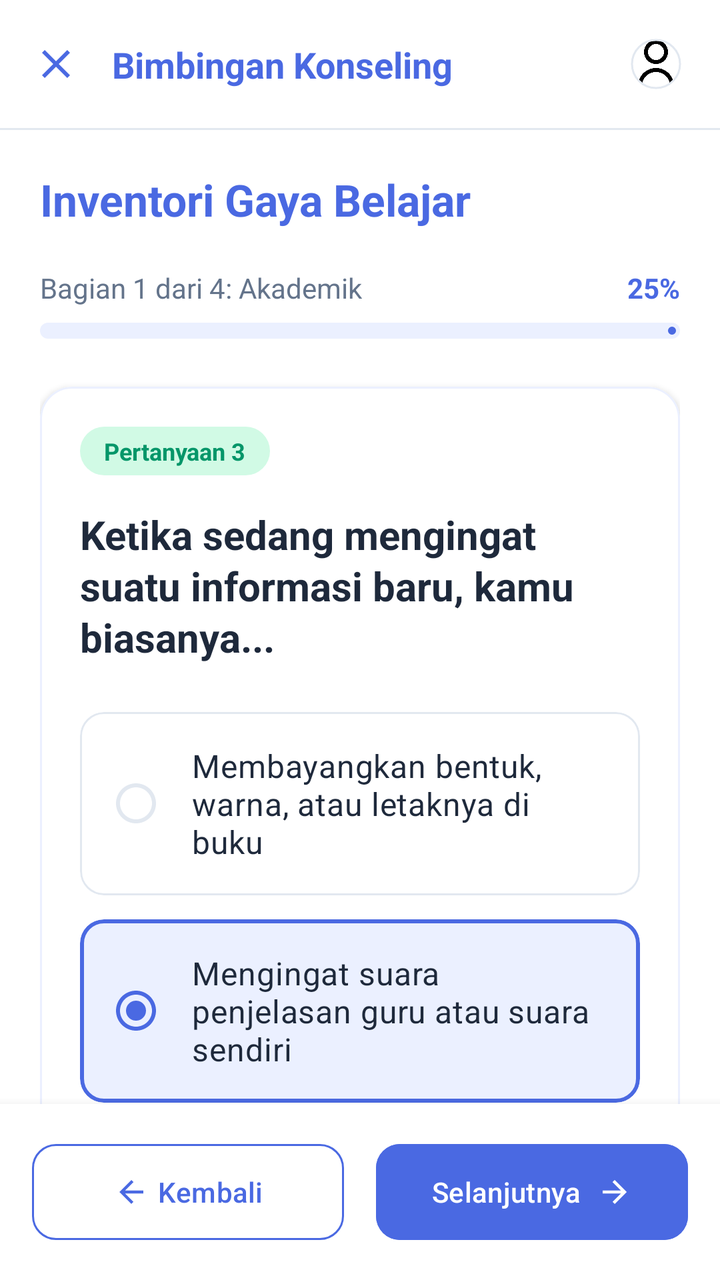
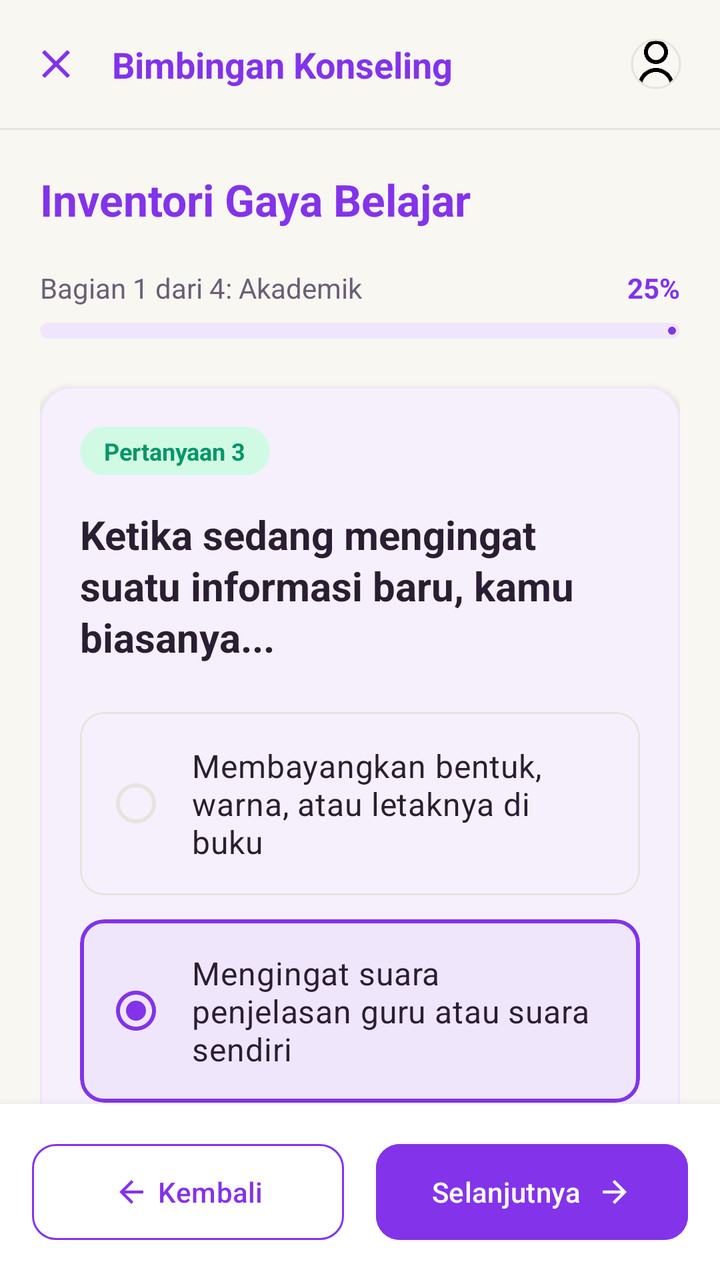

The first picture is an Android layout as it rendered before a commit; the second is the same layout after the commit. The layout source and the unified diff follow.
<!-- AndroidManifest.xml: application theme Theme.BkNova -->
<!-- res/layout/fragment_gaya_belajar_siswa.xml -->
<?xml version="1.0" encoding="utf-8"?>
<androidx.constraintlayout.widget.ConstraintLayout xmlns:android="http://schemas.android.com/apk/res/android"
    xmlns:app="http://schemas.android.com/apk/res-auto"
    xmlns:tools="http://schemas.android.com/tools"
    android:layout_width="match_parent"
    android:layout_height="match_parent"
    tools:context=".fragment.GayaBelajarFragment">

    
    <androidx.constraintlayout.widget.ConstraintLayout
        android:id="@+id/header"
        android:layout_width="match_parent"
        android:layout_height="?attr/actionBarSize"
        android:paddingHorizontal="16dp"
        app:layout_constraintTop_toTopOf="parent">

        <ImageView
            android:id="@+id/btn_close"
            android:layout_width="24dp"
            android:layout_height="24dp"
            android:contentDescription="@string/cd_tutup"
            android:src="@drawable/ic_close"
            app:layout_constraintBottom_toBottomOf="parent"
            app:layout_constraintStart_toStartOf="parent"
            app:layout_constraintTop_toTopOf="parent"
            app:tint="@color/blue_primary" />

        <TextView
            android:layout_width="wrap_content"
            android:layout_height="wrap_content"
            android:layout_marginStart="16dp"
            android:text="@string/bk"
            android:textColor="@color/blue_primary"
            android:textSize="18sp"
            android:textStyle="bold"
            app:layout_constraintBottom_toBottomOf="parent"
            app:layout_constraintStart_toEndOf="@id/btn_close"
            app:layout_constraintTop_toTopOf="parent" />

        <com.google.android.material.imageview.ShapeableImageView
            android:layout_width="32dp"
            android:layout_height="32dp"
            android:padding="4dp"
            android:src="@drawable/person_icon"
            app:layout_constraintBottom_toBottomOf="parent"
            app:layout_constraintEnd_toEndOf="parent"
            app:layout_constraintTop_toTopOf="parent"
            app:shapeAppearanceOverlay="@style/ShapeAppearance.Circle"
            app:strokeColor="@color/divider_color"
            app:strokeWidth="1dp" />

    </androidx.constraintlayout.widget.ConstraintLayout>

    <View
        android:id="@+id/divider_header"
        android:layout_width="match_parent"
        android:layout_height="1dp"
        android:background="@color/divider_color"
        app:layout_constraintTop_toBottomOf="@id/header" />

    
    <androidx.core.widget.NestedScrollView
        android:layout_width="match_parent"
        android:layout_height="0dp"
        android:fillViewport="true"
        app:layout_constraintBottom_toTopOf="@id/bottom_nav"
        app:layout_constraintTop_toBottomOf="@id/divider_header">

        <LinearLayout
            android:layout_width="match_parent"
            android:layout_height="wrap_content"
            android:orientation="vertical"
            android:padding="20dp">

            
            <TextView
                android:layout_width="match_parent"
                android:layout_height="wrap_content"
                android:text="@string/gaya_belajar_title"
                android:textColor="@color/blue_primary"
                android:textSize="22sp"
                android:textStyle="bold" />



            
            <LinearLayout
                android:id="@+id/progress_section"
                android:layout_width="match_parent"
                android:layout_height="wrap_content"
                android:orientation="vertical"
                android:layout_marginTop="20dp"
                android:layout_marginBottom="24dp">

                <RelativeLayout
                    android:layout_width="match_parent"
                    android:layout_height="wrap_content"
                    android:layout_marginBottom="8dp">

                    <TextView
                        android:layout_width="wrap_content"
                        android:layout_height="wrap_content"
                        android:text="@string/gaya_belajar_bagian_1"
                        android:textColor="@color/text_color_secondary"
                        android:textSize="14sp" />

                    <TextView
                        android:layout_width="wrap_content"
                        android:layout_height="wrap_content"
                        android:layout_alignParentEnd="true"
                        android:text="@string/progress_percent_25"
                        android:textColor="@color/blue_primary"
                        android:textSize="14sp"
                        android:textStyle="bold" />
                </RelativeLayout>

                <com.google.android.material.progressindicator.LinearProgressIndicator
                    android:layout_width="match_parent"
                    android:layout_height="wrap_content"
                    android:progress="25"
                    app:indicatorColor="@color/blue_primary"
                    app:trackColor="@color/blue_light"
                    app:trackCornerRadius="4dp"
                    app:trackThickness="8dp" />
            </LinearLayout>

            
            <com.google.android.material.card.MaterialCardView
                android:layout_width="match_parent"
                android:layout_height="wrap_content"
                app:cardBackgroundColor="@color/white"
                app:cardCornerRadius="16dp"
                app:cardElevation="2dp"
                app:strokeColor="@color/blue_light"
                app:strokeWidth="1dp">

                <LinearLayout
                    android:layout_width="match_parent"
                    android:layout_height="wrap_content"
                    android:orientation="vertical"
                    android:padding="20dp">

                    <TextView
                        android:layout_width="wrap_content"
                        android:layout_height="wrap_content"
                        android:background="@drawable/bg_badge_green"
                        android:paddingHorizontal="12dp"
                        android:paddingVertical="4dp"
                        android:text="@string/gaya_belajar_q3_label"
                        android:textColor="@color/green_text"
                        android:textSize="12sp"
                        android:textStyle="bold" />

                    <TextView
                        android:layout_width="match_parent"
                        android:layout_height="wrap_content"
                        android:layout_marginTop="16dp"
                        android:text="@string/gaya_belajar_q3_text"
                        android:textColor="@color/text_color_primary"
                        android:textSize="20sp"
                        android:textStyle="bold"
                        android:lineSpacingExtra="2dp"/>

                    <RadioGroup
                        android:id="@+id/rg_options"
                        android:layout_width="match_parent"
                        android:layout_height="wrap_content"
                        android:layout_marginTop="24dp">

                        
                        <com.google.android.material.card.MaterialCardView
                            android:layout_width="match_parent"
                            android:layout_height="wrap_content"
                            android:layout_marginBottom="12dp"
                            app:cardBackgroundColor="@color/white"
                            app:cardCornerRadius="12dp"
                            app:cardElevation="0dp"
                            app:strokeColor="@color/divider_color"
                            app:strokeWidth="1dp">

                            <RadioButton
                                android:layout_width="match_parent"
                                android:layout_height="wrap_content"
                                android:button="@null"
                                android:drawableStart="@drawable/ic_radio_selector"
                                android:drawablePadding="16dp"
                                android:padding="16dp"
                                android:text="@string/gaya_belajar_q3_opt1"
                                android:textColor="@color/text_color_primary"
                                android:textSize="16sp" />
                        </com.google.android.material.card.MaterialCardView>

                        
                        <com.google.android.material.card.MaterialCardView
                            android:layout_width="match_parent"
                            android:layout_height="wrap_content"
                            android:layout_marginBottom="12dp"
                            app:cardBackgroundColor="@color/blue_light"
                            app:cardCornerRadius="12dp"
                            app:cardElevation="0dp"
                            app:strokeColor="@color/blue_primary"
                            app:strokeWidth="2dp">

                            <RadioButton
                                android:layout_width="match_parent"
                                android:layout_height="wrap_content"
                                android:button="@null"
                                android:checked="true"
                                android:drawableStart="@drawable/ic_radio_selector"
                                android:drawablePadding="16dp"
                                android:padding="16dp"
                                android:text="@string/gaya_belajar_q3_opt2"
                                android:textColor="@color/text_color_primary"
                                android:textSize="16sp" />
                        </com.google.android.material.card.MaterialCardView>

                        
                        <com.google.android.material.card.MaterialCardView
                            android:layout_width="match_parent"
                            android:layout_height="wrap_content"
                            android:layout_marginBottom="12dp"
                            app:cardBackgroundColor="@color/white"
                            app:cardCornerRadius="12dp"
                            app:cardElevation="0dp"
                            app:strokeColor="@color/divider_color"
                            app:strokeWidth="1dp">

                            <RadioButton
                                android:layout_width="match_parent"
                                android:layout_height="wrap_content"
                                android:button="@null"
                                android:drawableStart="@drawable/ic_radio_selector"
                                android:drawablePadding="16dp"
                                android:padding="16dp"
                                android:text="@string/gaya_belajar_q3_opt3"
                                android:textColor="@color/text_color_primary"
                                android:textSize="16sp" />
                        </com.google.android.material.card.MaterialCardView>

                    </RadioGroup>
                </LinearLayout>
            </com.google.android.material.card.MaterialCardView>

        </LinearLayout>
    </androidx.core.widget.NestedScrollView>

    
    <LinearLayout
        android:id="@+id/bottom_nav"
        android:layout_width="match_parent"
        android:layout_height="wrap_content"
        android:background="@color/white"
        android:elevation="8dp"
        android:orientation="horizontal"
        android:padding="16dp"
        app:layout_constraintBottom_toBottomOf="parent">

        <com.google.android.material.button.MaterialButton
            android:id="@+id/btn_back"
            style="@style/Widget.Material3.Button.OutlinedButton"
            android:layout_width="0dp"
            android:layout_height="56dp"
            android:layout_marginEnd="8dp"
            android:layout_weight="1"
            android:text="@string/btn_kembali"
            android:textAllCaps="false"
            android:textColor="@color/blue_primary"
            app:cornerRadius="12dp"
            app:icon="@drawable/ic_arrow_back"
            app:iconGravity="textStart"
            app:iconTint="@color/blue_primary"
            app:strokeColor="@color/blue_primary" />

        <com.google.android.material.button.MaterialButton
            android:id="@+id/btn_next"
            android:layout_width="0dp"
            android:layout_height="56dp"
            android:layout_marginStart="8dp"
            android:layout_weight="1"
            android:backgroundTint="@color/blue_primary"
            android:text="@string/btn_selanjutnya"
            android:textAllCaps="false"
            android:textColor="@color/white"
            app:cornerRadius="12dp"
            app:icon="@drawable/ic_arrow_forward"
            app:iconGravity="textEnd"
            app:iconTint="@color/white" />

    </LinearLayout>

</androidx.constraintlayout.widget.ConstraintLayout>
<!-- resources referenced by this layout -->
<resources>
  <color name="blue_light">#EBF0FF</color>
  <color name="blue_primary">#4A69E2</color>
  <color name="divider_color">#E2E8F0</color>
  <color name="green_text">#059669</color>
  <color name="text_color_primary">#1E293B</color>
  <color name="text_color_secondary">#64748B</color>
  <color name="white">#FFFFFFFF</color>
  <!-- drawable bg_badge_green (drawable) -->
  <?xml version="1.0" encoding="utf-8"?>
  <shape xmlns:android="http://schemas.android.com/apk/res/android">
      <solid android:color="#D1FAE5" />
      <corners android:radius="16dp" />
  </shape>
  <string name="bk">Bimbingan Konseling</string>
  <string name="btn_kembali">Kembali</string>
  <string name="btn_selanjutnya">Selanjutnya</string>
  <string name="cd_tutup">Tutup</string>
  <string name="gaya_belajar_q3_label">Pertanyaan 3</string>
  <string name="progress_percent_25">25%</string>
  <!-- drawable ic_radio_checked (drawable) -->
  <vector xmlns:android="http://schemas.android.com/apk/res/android"
      android:width="24dp"
      android:height="24dp"
      android:viewportWidth="24"
      android:viewportHeight="24">
      <path
          android:fillColor="@color/blue_primary"
          android:pathData="M12,2C6.48,2 2,6.48 2,12s4.48,10 10,10 10,-4.48 10,-10S17.52,2 12,2zM12,20c-4.42,0 -8,-3.58 -8,-8s3.58,-8 8,-8 8,3.58 8,8 -3.58,8 -8,8z" />
      <path
          android:fillColor="@color/blue_primary"
          android:pathData="M12,12m-5,0a5,5 0,1 1,10 0a5,5 0,1 1,-10 0" />
  </vector>
  <style name="Base.Theme.BkNova" parent="Theme.Material3.Light.NoActionBar">
          
          
          <item name="android:windowBackground">@color/white</item>
      </style>
  <!-- unchanged entries left out for length: 14 -->
</resources>

<!-- the commit's change to res/layout/fragment_gaya_belajar_siswa.xml (unified diff, before → after) -->
@@ -23,14 +23,14 @@
             app:layout_constraintBottom_toBottomOf="parent"
             app:layout_constraintStart_toStartOf="parent"
             app:layout_constraintTop_toTopOf="parent"
-            app:tint="@color/blue_primary" />
+            app:tint="@color/brand_primary" />
 
         <TextView
             android:layout_width="wrap_content"
             android:layout_height="wrap_content"
             android:layout_marginStart="16dp"
             android:text="@string/bk"
-            android:textColor="@color/blue_primary"
+            android:textColor="@color/brand_primary"
             android:textSize="18sp"
             android:textStyle="bold"
             app:layout_constraintBottom_toBottomOf="parent"
@@ -77,7 +77,7 @@
                 android:layout_width="match_parent"
                 android:layout_height="wrap_content"
                 android:text="@string/gaya_belajar_title"
-                android:textColor="@color/blue_primary"
+                android:textColor="@color/brand_primary"
                 android:textSize="22sp"
                 android:textStyle="bold" />
 
@@ -109,7 +109,7 @@
                         android:layout_height="wrap_content"
                         android:layout_alignParentEnd="true"
                         android:text="@string/progress_percent_25"
-                        android:textColor="@color/blue_primary"
+                        android:textColor="@color/brand_primary"
                         android:textSize="14sp"
                         android:textStyle="bold" />
                 </RelativeLayout>
@@ -118,8 +118,8 @@
                     android:layout_width="match_parent"
                     android:layout_height="wrap_content"
                     android:progress="25"
-                    app:indicatorColor="@color/blue_primary"
-                    app:trackColor="@color/blue_light"
+                    app:indicatorColor="@color/brand_primary"
+                    app:trackColor="@color/brand_soft"
                     app:trackCornerRadius="4dp"
                     app:trackThickness="8dp" />
             </LinearLayout>
@@ -131,7 +131,7 @@
                 app:cardBackgroundColor="@color/white"
                 app:cardCornerRadius="16dp"
                 app:cardElevation="2dp"
-                app:strokeColor="@color/blue_light"
+                app:strokeColor="@color/brand_soft"
                 app:strokeWidth="1dp">
 
                 <LinearLayout
@@ -195,10 +195,10 @@
                             android:layout_width="match_parent"
                             android:layout_height="wrap_content"
                             android:layout_marginBottom="12dp"
-                            app:cardBackgroundColor="@color/blue_light"
+                            app:cardBackgroundColor="@color/brand_soft"
                             app:cardCornerRadius="12dp"
                             app:cardElevation="0dp"
-                            app:strokeColor="@color/blue_primary"
+                            app:strokeColor="@color/brand_primary"
                             app:strokeWidth="2dp">
 
                             <RadioButton
@@ -264,12 +264,12 @@
             android:layout_weight="1"
             android:text="@string/btn_kembali"
             android:textAllCaps="false"
-            android:textColor="@color/blue_primary"
+            android:textColor="@color/brand_primary"
             app:cornerRadius="12dp"
             app:icon="@drawable/ic_arrow_back"
             app:iconGravity="textStart"
-            app:iconTint="@color/blue_primary"
-            app:strokeColor="@color/blue_primary" />
+            app:iconTint="@color/brand_primary"
+            app:strokeColor="@color/brand_primary" />
 
         <com.google.android.material.button.MaterialButton
             android:id="@+id/btn_next"
@@ -277,7 +277,7 @@
             android:layout_height="56dp"
             android:layout_marginStart="8dp"
             android:layout_weight="1"
-            android:backgroundTint="@color/blue_primary"
+            android:backgroundTint="@color/brand_primary"
             android:text="@string/btn_selanjutnya"
             android:textAllCaps="false"
             android:textColor="@color/white"
<!-- resource entries referenced after the edit -->
@@ -1,16 +1,16 @@
 <!-- resources referenced by this layout -->
 <resources>
-  <color name="blue_light">#EBF0FF</color>
-  <color name="blue_primary">#4A69E2</color>
-  <color name="divider_color">#E2E8F0</color>
+  <color name="brand_primary">#8333EA</color>
+  <color name="brand_soft">#F0E6FC</color>
+  <color name="divider_color">#E8E3DC</color>
   <color name="green_text">#059669</color>
-  <color name="text_color_primary">#1E293B</color>
-  <color name="text_color_secondary">#64748B</color>
+  <color name="text_color_primary">#2A1E33</color>
+  <color name="text_color_secondary">#6B5E75</color>
   <color name="white">#FFFFFFFF</color>
   <!-- drawable bg_badge_green (drawable) -->
   <?xml version="1.0" encoding="utf-8"?>
   <shape xmlns:android="http://schemas.android.com/apk/res/android">
-      <solid android:color="#D1FAE5" />
+      <solid android:color="@color/green_light" />
       <corners android:radius="16dp" />
   </shape>
   <string name="bk">Bimbingan Konseling</string>
@@ -19,6 +19,7 @@
   <string name="cd_tutup">Tutup</string>
   <string name="gaya_belajar_q3_label">Pertanyaan 3</string>
   <string name="progress_percent_25">25%</string>
+  <color name="green_light">#D1FAE5</color>
   <!-- drawable ic_radio_checked (drawable) -->
   <vector xmlns:android="http://schemas.android.com/apk/res/android"
       android:width="24dp"
@@ -26,17 +27,61 @@
       android:viewportWidth="24"
       android:viewportHeight="24">
       <path
-          android:fillColor="@color/blue_primary"
+          android:fillColor="@color/brand_primary"
           android:pathData="M12,2C6.48,2 2,6.48 2,12s4.48,10 10,10 10,-4.48 10,-10S17.52,2 12,2zM12,20c-4.42,0 -8,-3.58 -8,-8s3.58,-8 8,-8 8,3.58 8,8 -3.58,8 -8,8z" />
       <path
-          android:fillColor="@color/blue_primary"
+          android:fillColor="@color/brand_primary"
           android:pathData="M12,12m-5,0a5,5 0,1 1,10 0a5,5 0,1 1,-10 0" />
   </vector>
   <style name="Base.Theme.BkNova" parent="Theme.Material3.Light.NoActionBar">
+  
           
+          <item name="colorPrimary">@color/brand_primary</item>
+          <item name="colorOnPrimary">@color/white</item>
+          <item name="colorPrimaryContainer">@color/brand_soft</item>
+          <item name="colorOnPrimaryContainer">@color/text_color_primary</item>
+  
+          <item name="colorSecondary">@color/accent_pink</item>
           
-          <item name="android:windowBackground">@color/white</item>
+          <item name="colorOnSecondary">@color/text_color_primary</item>
+          <item name="colorSecondaryContainer">@color/accent_pink_soft</item>
+          <item name="colorOnSecondaryContainer">@color/text_color_primary</item>
+  
+          <item name="colorTertiary">@color/accent_peach</item>
+          <item name="colorOnTertiary">@color/text_color_primary</item>
+          <item name="colorTertiaryContainer">@color/accent_peach_soft</item>
+          <item name="colorOnTertiaryContainer">@color/text_color_primary</item>
+  
+          <item name="colorSurface">@color/white</item>
+          <item name="colorOnSurface">@color/text_color_primary</item>
+          <item name="colorSurfaceVariant">@color/background_cream</item>
+          <item name="colorOnSurfaceVariant">@color/text_color_secondary</item>
+          <item name="android:colorBackground">@color/background_cream</item>
+          <item name="colorOnBackground">@color/text_color_primary</item>
+  
+          <item name="colorOutline">@color/divider_color</item>
+          <item name="colorOutlineVariant">@color/divider_color</item>
+  
+          <item name="colorError">@color/red_text</item>
+          <item name="colorOnError">@color/white</item>
+          <item name="colorErrorContainer">@color/red_light</item>
+          <item name="colorOnErrorContainer">@color/red_text</item>
+  
+          <item name="android:windowBackground">@color/background_cream</item>
+  
+          
+          <item name="android:statusBarColor">@color/white</item>
+          <item name="android:windowLightStatusBar">true</item>
+          <item name="android:navigationBarColor">@color/white</item>
+          <item name="android:windowLightNavigationBar" tools:targetApi="o_mr1">true</item>
       </style>
+  <color name="accent_pink">#FF7FAF</color>
+  <color name="accent_pink_soft">#FFECF3</color>
+  <color name="accent_peach">#FFC6BF</color>
+  <color name="accent_peach_soft">#FFE8E5</color>
+  <color name="background_cream">#F8F7F2</color>
+  <color name="red_text">#DC2626</color>
+  <color name="red_light">#FEE2E2</color>
   <!-- unchanged entries left out for length: 14 -->
 </resources>
 
